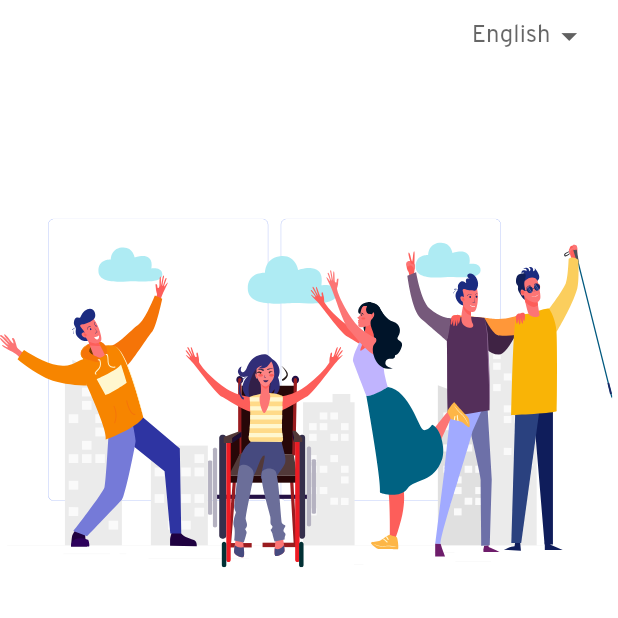
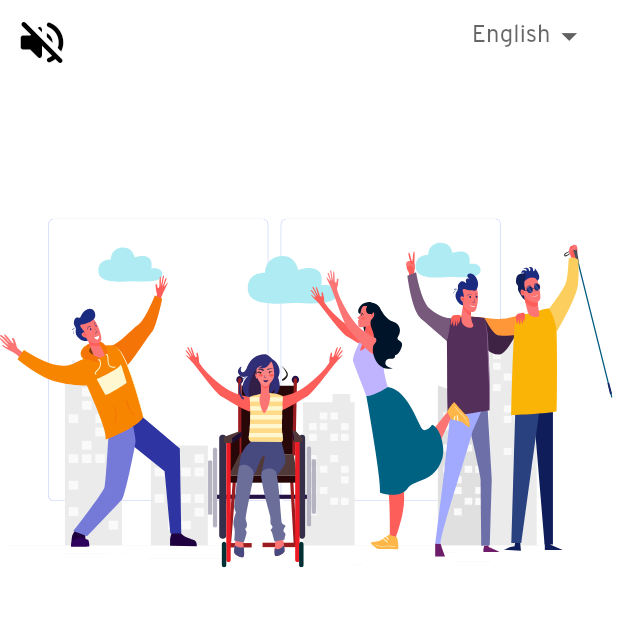
Before and after one commit to SHEKHAR02002/Scheme_Suvidha, a Flutter app: the screen it shows after launch, on a phone screen of 412 x 824 dp, the top half of it. Run offline on Flutter 3.47's test engine with Material 2 defaults, Android fonts, the phone set to English and light mode, and no system bars; drawn by our look-alikes of intl_phone_field; our stand-ins replace cached_network_image, carousel_slider, cloud_firestore, dropdown_button2, extended_image, file_picker and 17 more; missing offline and left inert: alan_voice, firebase_app_check, syncfusion_flutter_pdfviewer, tbib_splash_screen; accounts and stored records are empty; generated files the repository leaves out were written again; project files that could hold a hidden picture were left out.

Commit message:
added shekhar audio to login

```diff
--- a/lib/Screen/login.dart
+++ b/lib/Screen/login.dart
@@ -3,6 +3,7 @@ import 'package:flutter/material.dart';
 import 'package:flutter_gen/gen_l10n/app_localizations.dart';
 import 'package:flutter_svg/flutter_svg.dart';
 import 'package:intl_phone_field/intl_phone_field.dart';
+import 'package:just_audio/just_audio.dart';
 import 'package:responsive_framework/responsive_framework.dart';
 import 'package:scheme/Screen/agentlogin.dart';
 import 'package:scheme/Screen/knowagent.dart';
@@ -22,8 +23,20 @@ class Login extends StatefulWidget {
 
 class _LoginState extends State<Login> {
   final TextEditingController _phoneNo = TextEditingController();
+  bool isplaying = false;
+  final player = AudioPlayer();
+  String _country = "+91";
+  Future callApi() async {
+    await player.setUrl(
+        'https://firebasestorage.googleapis.com/v0/b/scheme-suvidha-admin.appspot.com/o/WhatsApp%20Audio%202023-04-10%20at%2012.23.45%20AM.mp3?alt=media&token=196b6d9d-6c65-4caa-9a57-368cd2705c0a');
+  }
 
-  String _country = "+91";
+  @override
+  void initState() {
+    // callApi();
+    super.initState();
+  }
+
   bool loader = false;
   @override
   Widget build(BuildContext context) {
@@ -60,6 +73,31 @@ class _LoginState extends State<Login> {
     ]).value as double;
     return Scaffold(
       appBar: AppBar(
+        leading: IconButton(
+            onPressed: () async {
+              setState(() {
+                isplaying = !isplaying;
+              });
+              if (isplaying) {
+                player.loopMode;
+                await player.setUrl(
+                    'https://firebasestorage.googleapis.com/v0/b/scheme-suvidha-admin.appspot.com/o/WhatsApp%20Audio%202023-04-10%20at%2012.23.45%20AM.mp3?alt=media&token=196b6d9d-6c65-4caa-9a57-368cd2705c0a');
+                await player.play();
+              } else {
+                await player.pause();
+              }
+            },
+            icon: isplaying
+                ? const Icon(
+                    Icons.volume_up_rounded,
+                    size: 38,
+                    color: Colors.black,
+                  )
+                : const Icon(
+                    Icons.volume_off_rounded,
+                    size: 38,
+                    color: Colors.black,
+                  )),
         backgroundColor: bgcolor,
         elevation: 0,
         actions: const [
--- a/pubspec.yaml
+++ b/pubspec.yaml
@@ -81,6 +81,7 @@ dependencies:
   flutter_spinkit: ^5.1.0
 
   syncfusion_flutter_pdfviewer: ^20.4.50
+  just_audio: ^0.9.32
 
 
 
```
Also changed, not shown: pubspec.lock.
